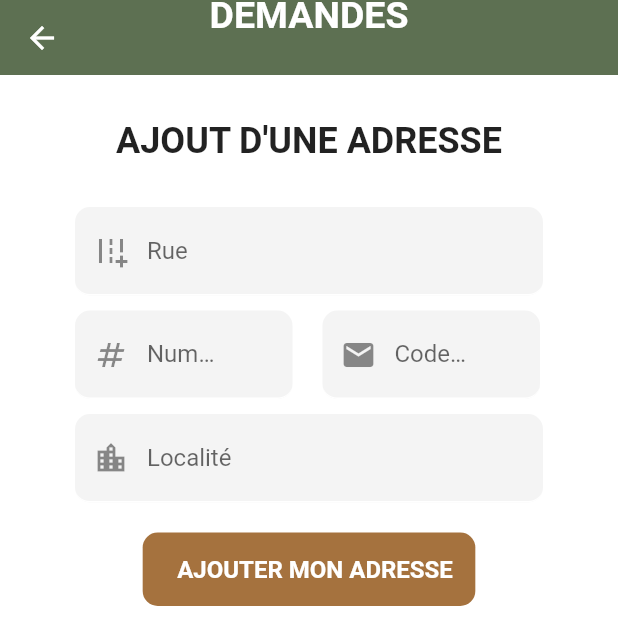
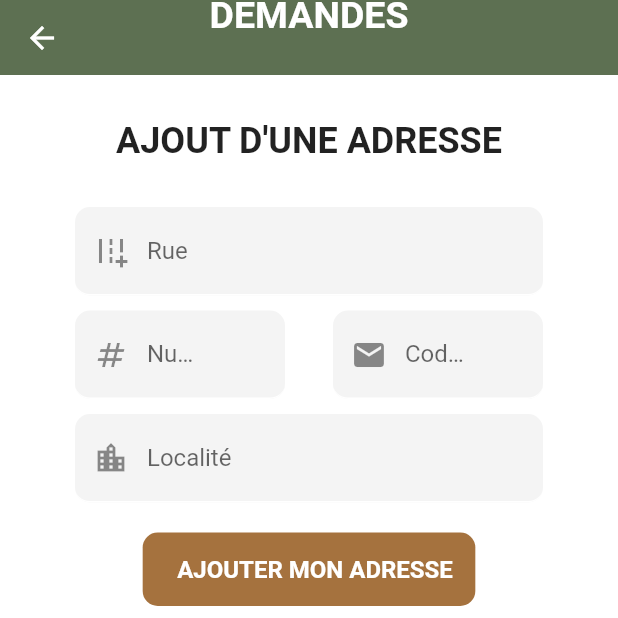
Before and after one commit to khalilkrm/StudentsForStudentsMobile, a Flutter app: the RequestsPage screen opened directly, after a tap on "Ajouter une nouvelle adresse", on a phone screen of 412 x 824 dp, the top half of it. Run offline on Flutter 3.47's test engine with Material 2 defaults, Android fonts, the phone set to English and light mode, and no system bars; our stand-ins replace cloud_firestore, firebase_core, flutter_secure_storage, google_fonts, google_maps_flutter, google_sign_in and 6 more; missing offline and left inert: flutter_polyline_points, icalendar_parser, open_file_plus, syncfusion_localizations; accounts and stored records are empty; generated files the repository leaves out were written again; network calls fail.

Commit message:
Modify : files filter images

```diff
--- a/lib/apis/urls.dart
+++ b/lib/apis/urls.dart
@@ -1,15 +1,15 @@
-// String base = "porthos-intra.cg.helmo.be";
-// /e190542/ need to use this on production
-String base = "10.0.2.2:7150";
-String signIn = "/User/SignIn";
-String whoami = "/User";
-String googleSignIn = "/User/Google";
-String linkCalendarUrl = "/User/";
-String calendar = "/Calendar";
-String place = "/Place";
-String publicRequests = "/Request/false";
-String requests = "/Request";
-String courses = "/School/Course";
-String cursus = "/School/Cursus/{id}";
-String file = "/File";
-String signUp = "/User/SignUp";
+String base = "porthos-intra.cg.helmo.be";
+// /d180106/ need to use this on production
+// String base = "10.0.2.2:7150";
+String signIn = "/d180106/User/SignIn";
+String whoami = "/d180106/User";
+String googleSignIn = "/d180106/User/Google";
+String linkCalendarUrl = "/d180106/User/";
+String calendar = "/d180106/Calendar";
+String place = "/d180106/Place";
+String publicRequests = "/d180106/Request/false";
+String requests = "/d180106/Request";
+String courses = "/d180106/School/Course";
+String cursus = "/d180106/School/Cursus/{id}";
+String file = "/d180106/File";
+String signUp = "/d180106/User/SignUp";
--- a/lib/stores/file_store.dart
+++ b/lib/stores/file_store.dart
@@ -21,7 +21,11 @@ class FileStore extends ChangeNotifier {
 
   Future<void> loadFiles({required String token}) async {
     try {
-      files = await _repository.getFiles(token: token);
+      final files = await _repository.getFiles(token: token);
+      this.files = Files(
+          files: files.files
+              .where((element) => !element.filename.startsWith('userimage_'))
+              .toList());
     } on Exception catch (e) {
       isError = true;
       error = e.toString();
--- a/lib/views/pages/chat_room.dart
+++ b/lib/views/pages/chat_room.dart
@@ -2,6 +2,7 @@ import 'dart:async';
 
 import 'package:cloud_firestore/cloud_firestore.dart';
 import 'package:flutter/material.dart';
+import 'package:flutter/services.dart';
 import 'package:provider/provider.dart';
 import 'package:student_for_student_mobile/apis/urls.dart';
 import 'package:student_for_student_mobile/stores/chat_store.dart';
@@ -42,10 +43,12 @@ class _ChatRoomState extends State<ChatRoom> {
         room: chatStore.rooms[widget.roomIndex],
       );
     });
+    SystemChrome.setEnabledSystemUIMode(SystemUiMode.immersiveSticky);
   }
 
   @override
   void dispose() {
+    SystemChrome.setEnabledSystemUIMode(SystemUiMode.edgeToEdge);
     disposer?.cancel();
     super.dispose();
   }
--- a/lib/views/pages/map_page.dart
+++ b/lib/views/pages/map_page.dart
@@ -26,8 +26,8 @@ class MapPageState extends State<MapPage> {
       var store = Provider.of<MapStore>(context, listen: false);
       store.onError(() => _showErrorDialog());
       store.initialize(widget._destination, _controller);
-      SystemChrome.setEnabledSystemUIMode(SystemUiMode.leanBack);
     });
+    SystemChrome.setEnabledSystemUIMode(SystemUiMode.immersiveSticky);
   }
 
   @override
@@ -38,6 +38,7 @@ class MapPageState extends State<MapPage> {
 
   @override
   void dispose() {
+    SystemChrome.setEnabledSystemUIMode(SystemUiMode.edgeToEdge);
     _mapStore?.disposeFromListenCurrentLocation();
     super.dispose();
   }
--- a/lib/views/templates/request_content.dart
+++ b/lib/views/templates/request_content.dart
@@ -77,11 +77,11 @@ class _RequestContentState extends State<RequestContent> {
                       prefixiIcon: const Icon(Icons.add_road),
                     ),
                     const SizedBox(height: 10),
-                    Row(children: [
-                      Padding(
-                        padding: const EdgeInsets.only(right: 10.0),
-                        child: SizedBox(
-                          width: 145,
+                    Row(
+                        mainAxisAlignment: MainAxisAlignment.spaceBetween,
+                        children: [
+                          SizedBox(
+                            width: 140,
                             child: TextFormFieldMolecule(
                               minLines: 1,
                               controller: widget._numberTextFieldController,
@@ -89,18 +89,14 @@ class _RequestContentState extends State<RequestContent> {
                               prefixiIcon: const Icon(Icons.numbers),
                             ),
                           ),
-                      ),
-                      Padding(
-                        padding: const EdgeInsets.only(left: 10.0),
-                        child: SizedBox(
-                          width: 145,
+                          SizedBox(
+                            width: 140,
                             child: TextFormFieldMolecule(
                               minLines: 1,
                               type: true,
                               controller: widget._postalCodeTextFieldController,
                               label: "Code postal",
                               prefixiIcon: const Icon(Icons.local_post_office),
-                          ),
                             ),
                           ),
                         ]),
```
Also changed, not shown: lib/apis/files_api.dart (+7 -6 lines), lib/models/request/RequestModel.dart (+5 -2 lines), lib/stores/map_store.dart (+4 -4 lines). Lines whose indentation alone changed are shown as unchanged.
